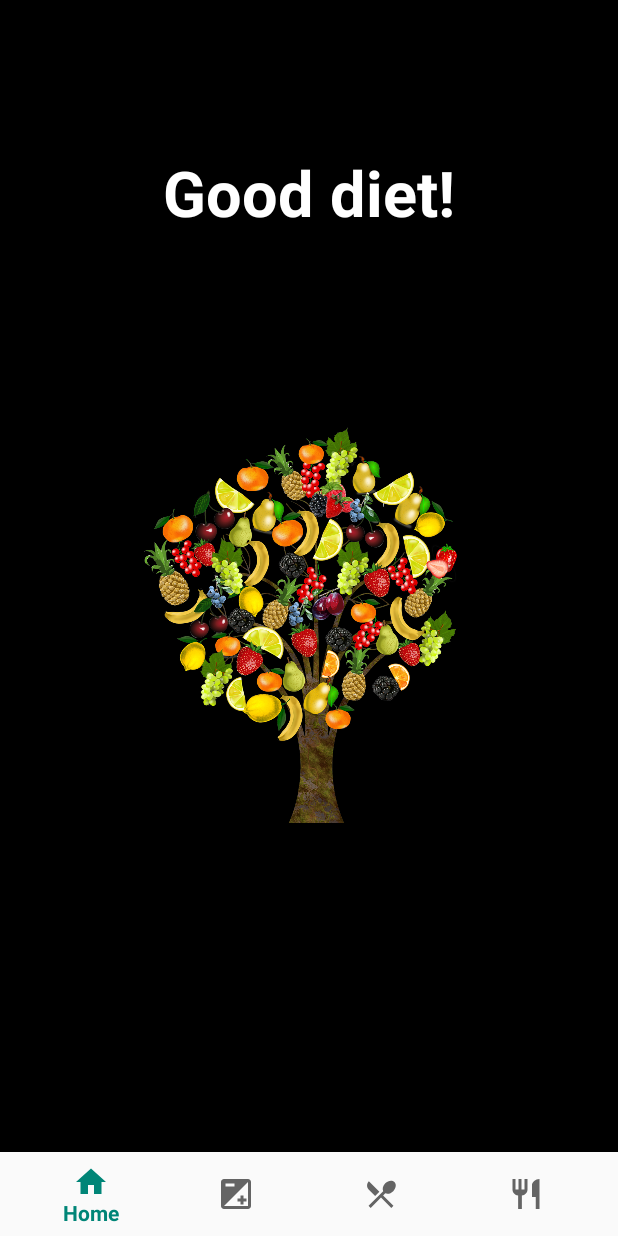
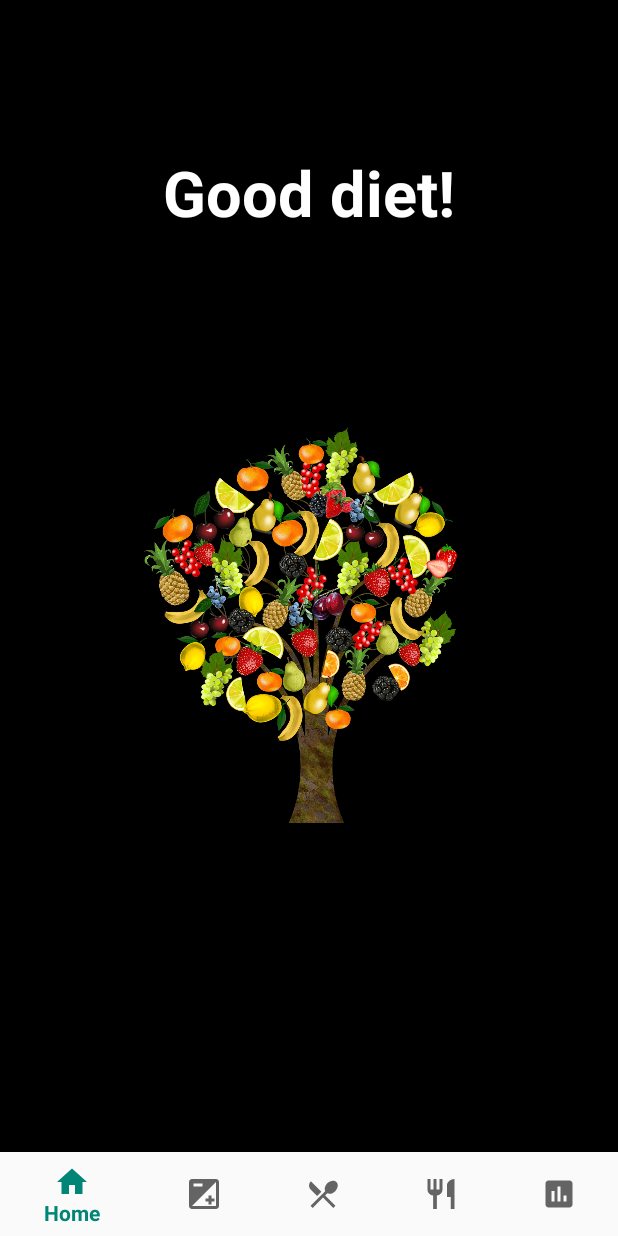
Before and after one commit to kamil-wszeborowski/PAMO-1-BMI-Calculator, an Android app: the screen it shows after launch (MainActivity), on a phone screen of 412 x 824 dp. Run offline under Robolectric (Android 15) with nearby library versions, the phone set to English and light mode, and no system bars.

Commit message:
Working Charts

```diff
--- a/app/src/main/AndroidManifest.xml
+++ b/app/src/main/AndroidManifest.xml
@@ -1,6 +1,8 @@
 <?xml version="1.0" encoding="utf-8"?>
 <manifest xmlns:android="http://schemas.android.com/apk/res/android"
     package="com.example.bmicalculator">
+
+    <uses-permission android:name="android.permission.INTERNET"/>
 
     <application
         android:allowBackup="true"
--- a/app/src/main/java/com/example/bmicalculator/MainActivity.java
+++ b/app/src/main/java/com/example/bmicalculator/MainActivity.java
@@ -47,6 +47,9 @@ public class MainActivity extends AppCompatActivity {
                         case R.id.nav_recipe:
                             selectedFragment = new RecipeFragment();
                             break;
+                        case R.id.nav_chart:
+                            selectedFragment = new ChartFragment();
+                            break;
                     }
 
                     getSupportFragmentManager().beginTransaction().replace(R.id.fragment_container,
@@ -55,4 +58,6 @@ public class MainActivity extends AppCompatActivity {
                     return true;
                 }
             };
+
+
 }
--- /dev/null
+++ b/app/src/main/res/drawable/ic_chart_black_24dp.xml
@@ -0,0 +1,9 @@
+<vector xmlns:android="http://schemas.android.com/apk/res/android"
+        android:width="24dp"
+        android:height="24dp"
+        android:viewportWidth="24.0"
+        android:viewportHeight="24.0">
+    <path
+        android:fillColor="#FF000000"
+        android:pathData="M19,3L5,3c-1.1,0 -2,0.9 -2,2v14c0,1.1 0.9,2 2,2h14c1.1,0 2,-0.9 2,-2L21,5c0,-1.1 -0.9,-2 -2,-2zM9,17L7,17v-7h2v7zM13,17h-2L11,7h2v10zM17,17h-2v-4h2v4z"/>
+</vector>
--- /dev/null
+++ b/app/src/main/res/drawable/ic_game_black_24dp.xml
@@ -0,0 +1,9 @@
+<vector xmlns:android="http://schemas.android.com/apk/res/android"
+        android:width="24dp"
+        android:height="24dp"
+        android:viewportWidth="24.0"
+        android:viewportHeight="24.0">
+    <path
+        android:fillColor="#FF000000"
+        android:pathData="M21,6L3,6c-1.1,0 -2,0.9 -2,2v8c0,1.1 0.9,2 2,2h18c1.1,0 2,-0.9 2,-2L23,8c0,-1.1 -0.9,-2 -2,-2zM11,13L8,13v3L6,16v-3L3,13v-2h3L6,8h2v3h3v2zM15.5,15c-0.83,0 -1.5,-0.67 -1.5,-1.5s0.67,-1.5 1.5,-1.5 1.5,0.67 1.5,1.5 -0.67,1.5 -1.5,1.5zM19.5,12c-0.83,0 -1.5,-0.67 -1.5,-1.5S18.67,9 19.5,9s1.5,0.67 1.5,1.5 -0.67,1.5 -1.5,1.5z"/>
+</vector>
--- a/app/src/main/res/menu/bottom_navigation.xml
+++ b/app/src/main/res/menu/bottom_navigation.xml
@@ -19,5 +19,14 @@
         android:id="@+id/nav_recipe"
         android:icon="@drawable/ic_recipe_24dp"
         android:title="@string/navRecipeMenuItem"/>
-
+    <item
+        android:id="@+id/nav_chart"
+        android:icon="@drawable/ic_chart_black_24dp"
+        android:title="@string/navChartMenuItem"/>
+    <!--
+    <item
+        android:id="@+id/nav_game"
+        android:icon="@drawable/ic_game_black_24dp"
+        android:title="@string/navGameMenuItem"/>
+    -->
 </menu>
--- a/app/src/main/res/values/strings.xml
+++ b/app/src/main/res/values/strings.xml
@@ -8,7 +8,9 @@
         <string name="navHomeMenuItem">Home</string>
         <string name="navBmiMenuItem">BMI</string>
         <string name="navCaloriesMenuItem">Calories</string>
-        <string name="navRecipeMenuItem">Recommended recipe</string>
+        <string name="navRecipeMenuItem">Recipe</string>
+        <string name="navChartMenuItem">Charts</string>
+        <string name="navGameMenuItem">Corona game</string>
     <!--/Navigation-->
 
     <!--Home-->
@@ -65,6 +67,12 @@
         <string name="recipeFirstDescriptionImageView">Chicken soup!</string>
     <!--/Recipe-->
 
+    <!--Chart-->
+        <string name="barChartBtn">Infection</string>
+        <string name="pieChartBtn">Deaths</string>
+        <string name="polarChartBtn">Cure</string>
+    <!--/Chart-->
+
     <!--For java -->
         <string name="descriptionUnderweight">Underweight</string> <!--Niedowaga-->
         <string name="descriptionCorrectWeight">Correct weight</string> <!--Prawidłowa waga-->
```
Also changed, not shown: app/src/main/java/com/example/bmicalculator/ChartFragment.java (added, +84 -0 lines), app/src/main/res/layout/fragment_chart.xml (added, +47 -0 lines), 3 other files.
